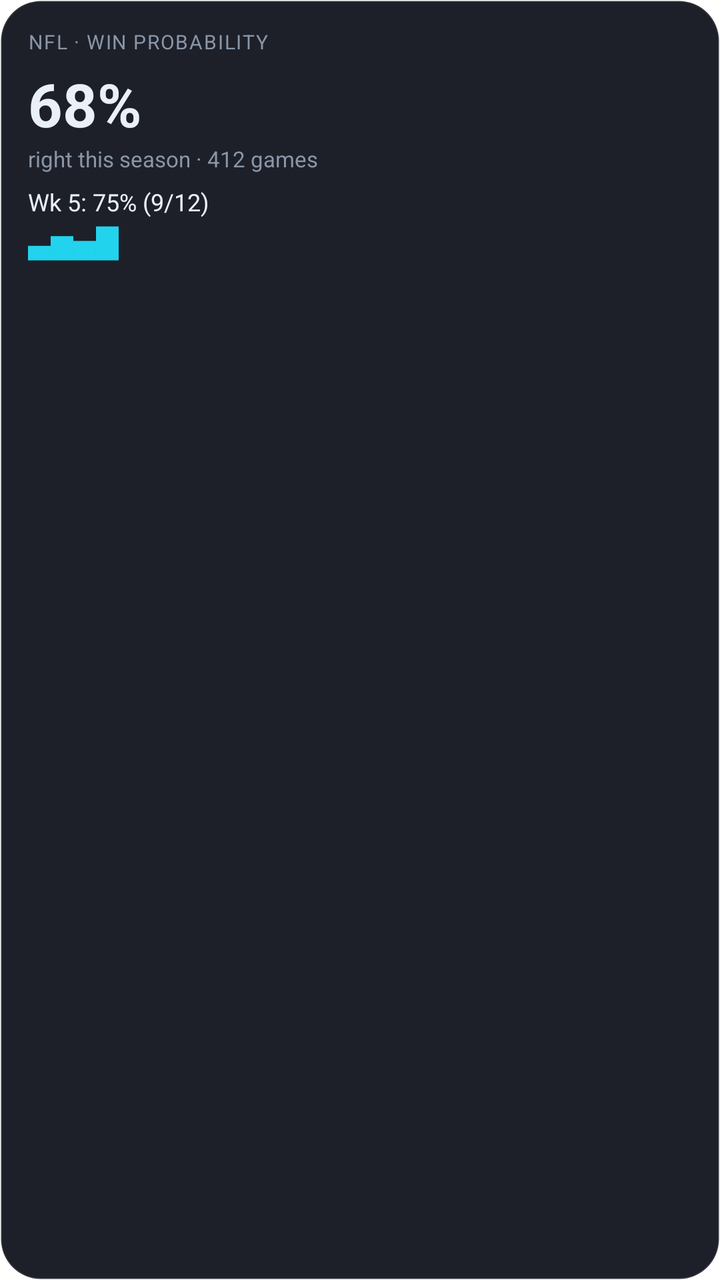
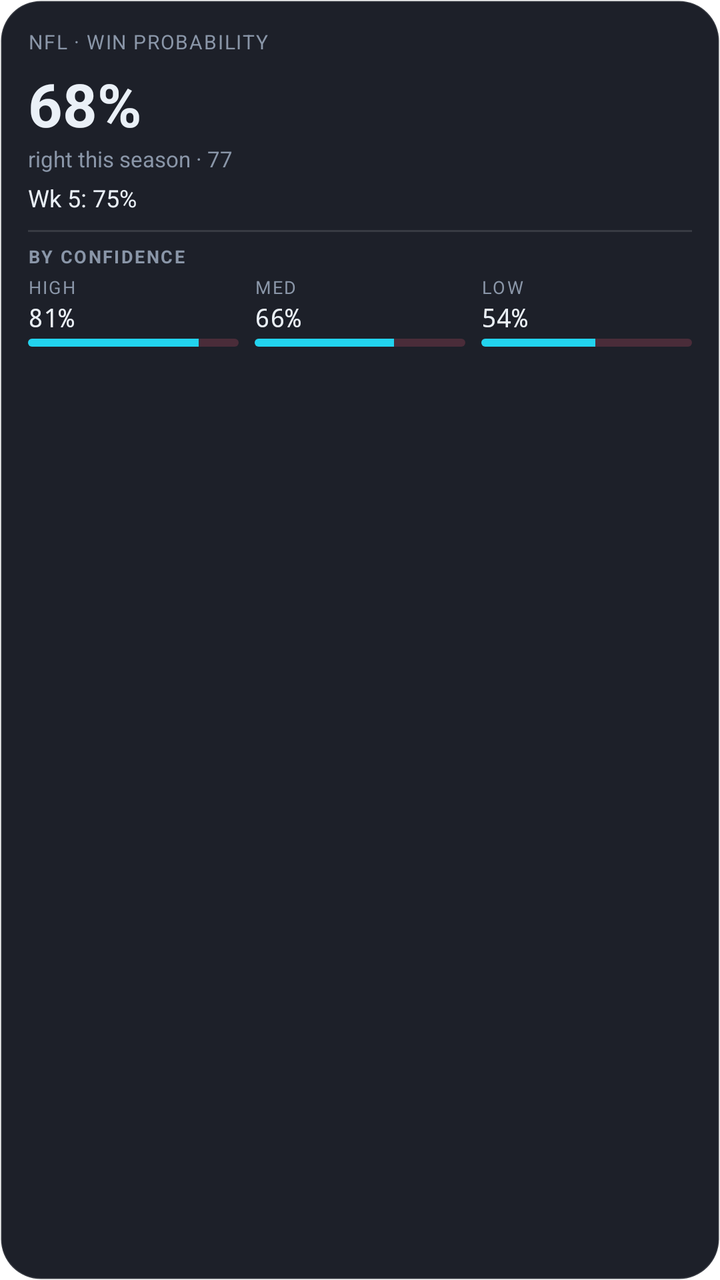

An Android layout rendered at two revisions. The XML below is the earlier revision; the diff shows what the commit changed to produce the second picture.
<!-- AndroidManifest.xml: fallback theme Theme.MaterialComponents.DayNight.NoActionBar -->
<!-- res/layout/widget_model_accuracy.xml -->
<?xml version="1.0" encoding="utf-8"?>
<LinearLayout xmlns:android="http://schemas.android.com/apk/res/android"
    android:id="@+id/widget_root"
    android:layout_width="match_parent"
    android:layout_height="match_parent"
    android:background="@drawable/widget_background"
    android:orientation="vertical"
    android:padding="14dp">

    <TextView
        android:id="@+id/acc_header"
        android:layout_width="match_parent"
        android:layout_height="wrap_content"
        android:ellipsize="end"
        android:maxLines="1"
        android:text="NFL · WIN PROBABILITY"
        android:textAllCaps="true"
        android:textColor="@color/widget_ink_sub"
        android:textSize="10sp"
        android:letterSpacing="0.06"/>

    <TextView
        android:id="@+id/acc_big"
        android:layout_width="match_parent"
        android:layout_height="wrap_content"
        android:layout_marginTop="4dp"
        android:text="68%"
        android:textColor="@color/widget_ink"
        android:textSize="30sp"
        android:textStyle="bold"/>

    <TextView
        android:id="@+id/acc_season"
        android:layout_width="match_parent"
        android:layout_height="wrap_content"
        android:maxLines="1"
        android:text="right this season · 412 games"
        android:textColor="@color/widget_ink_sub"
        android:textSize="11sp"/>

    <TextView
        android:id="@+id/acc_last"
        android:layout_width="match_parent"
        android:layout_height="wrap_content"
        android:layout_marginTop="6dp"
        android:maxLines="1"
        android:text="Wk 5: 75% (9/12)"
        android:textColor="@color/widget_ink"
        android:textSize="12sp"/>

    <TextView
        android:id="@+id/acc_trend"
        android:layout_width="match_parent"
        android:layout_height="wrap_content"
        android:fontFamily="monospace"
        android:maxLines="1"
        android:text="▃▅▄▇"
        android:textColor="@color/widget_cyan"
        android:textSize="16sp"/>

    <TextView
        android:id="@+id/acc_message"
        android:layout_width="match_parent"
        android:layout_height="wrap_content"
        android:layout_marginTop="6dp"
        android:text="@string/widget_choose_sport"
        android:textColor="@color/widget_ink_sub"
        android:textSize="12sp"
        android:visibility="gone"/>
</LinearLayout>
<!-- resources referenced by this layout -->
<resources>
  <color name="widget_cyan">#FF22D3EE</color>
  <color name="widget_ink">#FFEAF0F7</color>
  <color name="widget_ink_sub">#FF8A96A8</color>
  <!-- drawable widget_background (drawable) -->
  <?xml version="1.0" encoding="utf-8"?>
  <shape xmlns:android="http://schemas.android.com/apk/res/android" android:shape="rectangle">
      <solid android:color="@color/widget_bg"/>
      <stroke android:width="1dp" android:color="@color/widget_border"/>
      <corners android:radius="20dp"/>
  </shape>
  <string name="widget_choose_sport">Tap to choose a sport</string>
  <color name="widget_bg">#EB0A0E17</color>
  <color name="widget_border">#1FFFFFFF</color>
</resources>

<!-- the commit's change to res/layout/widget_model_accuracy.xml (unified diff, before → after) -->
@@ -20,45 +20,6 @@
         android:letterSpacing="0.06"/>
 
     <TextView
-        android:id="@+id/acc_big"
-        android:layout_width="match_parent"
-        android:layout_height="wrap_content"
-        android:layout_marginTop="4dp"
-        android:text="68%"
-        android:textColor="@color/widget_ink"
-        android:textSize="30sp"
-        android:textStyle="bold"/>
-
-    <TextView
-        android:id="@+id/acc_season"
-        android:layout_width="match_parent"
-        android:layout_height="wrap_content"
-        android:maxLines="1"
-        android:text="right this season · 412 games"
-        android:textColor="@color/widget_ink_sub"
-        android:textSize="11sp"/>
-
-    <TextView
-        android:id="@+id/acc_last"
-        android:layout_width="match_parent"
-        android:layout_height="wrap_content"
-        android:layout_marginTop="6dp"
-        android:maxLines="1"
-        android:text="Wk 5: 75% (9/12)"
-        android:textColor="@color/widget_ink"
-        android:textSize="12sp"/>
-
-    <TextView
-        android:id="@+id/acc_trend"
-        android:layout_width="match_parent"
-        android:layout_height="wrap_content"
-        android:fontFamily="monospace"
-        android:maxLines="1"
-        android:text="▃▅▄▇"
-        android:textColor="@color/widget_cyan"
-        android:textSize="16sp"/>
-
-    <TextView
         android:id="@+id/acc_message"
         android:layout_width="match_parent"
         android:layout_height="wrap_content"
@@ -67,4 +28,190 @@
         android:textColor="@color/widget_ink_sub"
         android:textSize="12sp"
         android:visibility="gone"/>
+
+    <LinearLayout
+        android:id="@+id/acc_body"
+        android:layout_width="match_parent"
+        android:layout_height="wrap_content"
+        android:orientation="vertical">
+
+        <TextView
+            android:id="@+id/acc_big"
+            android:layout_width="wrap_content"
+            android:layout_height="wrap_content"
+            android:maxLines="1"
+            android:text="68%"
+            android:textColor="@color/widget_ink"
+            android:textSize="30sp"
+            android:layout_marginTop="4dp"
+            android:textStyle="bold"/>
+
+        <TextView
+            android:id="@+id/acc_season"
+            android:layout_width="wrap_content"
+            android:layout_height="wrap_content"
+            android:maxLines="1"
+            android:text="right this season · 77"
+            android:textColor="@color/widget_ink_sub"
+            android:textSize="11sp"/>
+
+        <TextView
+            android:id="@+id/acc_last"
+            android:layout_width="wrap_content"
+            android:layout_height="wrap_content"
+            android:maxLines="1"
+            android:text="Wk 5: 75%"
+            android:textColor="@color/widget_ink"
+            android:textSize="12sp"
+            android:layout_marginTop="4dp"/>
+
+        <LinearLayout
+            android:id="@+id/acc_bands"
+            android:layout_width="match_parent"
+            android:layout_height="wrap_content"
+            android:layout_marginTop="8dp"
+            android:orientation="vertical">
+
+            <FrameLayout
+                android:layout_width="match_parent"
+                android:layout_height="1dp"
+                android:background="@color/widget_border"/>
+
+            <TextView
+                android:layout_width="match_parent"
+                android:layout_height="wrap_content"
+                android:layout_marginTop="6dp"
+                android:letterSpacing="0.09"
+                android:maxLines="1"
+                android:text="@string/widget_by_confidence"
+                android:textAllCaps="true"
+                android:textColor="@color/widget_ink_sub"
+                android:textSize="9sp"
+                android:textStyle="bold"/>
+
+            <LinearLayout
+                android:layout_width="match_parent"
+                android:layout_height="wrap_content"
+                android:layout_marginTop="3dp"
+                android:orientation="horizontal">
+
+                <LinearLayout
+                    android:id="@+id/acc_band1"
+                    android:layout_width="0dp"
+                    android:layout_height="wrap_content"
+                    android:layout_weight="1"
+                    android:layout_marginStart="0dp"
+                    android:orientation="vertical">
+
+                    <TextView
+                        android:id="@+id/acc_band1_tag"
+                        android:layout_width="wrap_content"
+                        android:layout_height="wrap_content"
+                        android:letterSpacing="0.08"
+                        android:maxLines="1"
+                        android:text="HIGH"
+                        android:textColor="@color/widget_ink_sub"
+                        android:textSize="9sp"/>
+
+                    <TextView
+                        android:id="@+id/acc_band1_pct"
+                        android:layout_width="wrap_content"
+                        android:layout_height="wrap_content"
+                        android:fontFamily="monospace"
+                        android:maxLines="1"
+                        android:text="81%"
+                        android:textColor="@color/widget_ink"
+                        android:textSize="13sp"/>
+
+                    <ProgressBar
+                        android:id="@+id/acc_band1_bar"
+                        style="?android:attr/progressBarStyleHorizontal"
+                        android:layout_width="match_parent"
+                        android:layout_height="4dp"
+                        android:layout_marginTop="2dp"
+                        android:max="100"
+                        android:progress="81"
+                        android:progressDrawable="@drawable/widget_pick_bar"/>
+                </LinearLayout>
+
+                <LinearLayout
+                    android:id="@+id/acc_band2"
+                    android:layout_width="0dp"
+                    android:layout_height="wrap_content"
+                    android:layout_weight="1"
+                    android:layout_marginStart="8dp"
+                    android:orientation="vertical">
+
+                    <TextView
+                        android:id="@+id/acc_band2_tag"
+                        android:layout_width="wrap_content"
+                        android:layout_height="wrap_content"
+                        android:letterSpacing="0.08"
+                        android:maxLines="1"
+                        android:text="MED"
+                        android:textColor="@color/widget_ink_sub"
+                        android:textSize="9sp"/>
+
+                    <TextView
+                        android:id="@+id/acc_band2_pct"
+                        android:layout_width="wrap_content"
+                        android:layout_height="wrap_content"
+                        android:fontFamily="monospace"
+                        android:maxLines="1"
+                        android:text="66%"
+                        android:textColor="@color/widget_ink"
+                        android:textSize="13sp"/>
+
+                    <ProgressBar
+                        android:id="@+id/acc_band2_bar"
+                        style="?android:attr/progressBarStyleHorizontal"
+                        android:layout_width="match_parent"
+                        android:layout_height="4dp"
+                        android:layout_marginTop="2dp"
+                        android:max="100"
+                        android:progress="66"
+                        android:progressDrawable="@drawable/widget_pick_bar"/>
+                </LinearLayout>
+
+                <LinearLayout
+                    android:id="@+id/acc_band3"
+                    android:layout_width="0dp"
+                    android:layout_height="wrap_content"
+                    android:layout_weight="1"
+                    android:layout_marginStart="8dp"
+                    android:orientation="vertical">
+
+                    <TextView
+                        android:id="@+id/acc_band3_tag"
+                        android:layout_width="wrap_content"
+                        android:layout_height="wrap_content"
+                        android:letterSpacing="0.08"
+                        android:maxLines="1"
+                        android:text="LOW"
+                        android:textColor="@color/widget_ink_sub"
+                        android:textSize="9sp"/>
+
+                    <TextView
+                        android:id="@+id/acc_band3_pct"
+                        android:layout_width="wrap_content"
+                        android:layout_height="wrap_content"
+                        android:fontFamily="monospace"
+                        android:maxLines="1"
+                        android:text="54%"
+                        android:textColor="@color/widget_ink"
+                        android:textSize="13sp"/>
+
+                    <ProgressBar
+                        android:id="@+id/acc_band3_bar"
+                        style="?android:attr/progressBarStyleHorizontal"
+                        android:layout_width="match_parent"
+                        android:layout_height="4dp"
+                        android:layout_marginTop="2dp"
+                        android:max="100"
+                        android:progress="54"
+                        android:progressDrawable="@drawable/widget_pick_bar"/>
+                </LinearLayout>
+            </LinearLayout>
+        </LinearLayout>
+    </LinearLayout>
 </LinearLayout>
<!-- resource entries referenced after the edit -->
@@ -10,8 +10,20 @@
       <stroke android:width="1dp" android:color="@color/widget_border"/>
       <corners android:radius="20dp"/>
   </shape>
+  <!-- drawable widget_pick_bar (drawable) -->
+  <?xml version="1.0" encoding="utf-8"?>
+  <layer-list xmlns:android="http://schemas.android.com/apk/res/android">
+      <item android:id="@android:id/background">
+          <shape><corners android:radius="2dp"/><solid android:color="@color/widget_track"/></shape>
+      </item>
+      <item android:id="@android:id/progress">
+          <clip><shape><corners android:radius="2dp"/><solid android:color="@color/widget_cyan"/></shape></clip>
+      </item>
+  </layer-list>
+  <string name="widget_by_confidence">By confidence</string>
   <string name="widget_choose_sport">Tap to choose a sport</string>
   <color name="widget_bg">#EB0A0E17</color>
+  <color name="widget_track">#33FF5C7A</color>
   <color name="widget_border">#1FFFFFFF</color>
 </resources>
 
